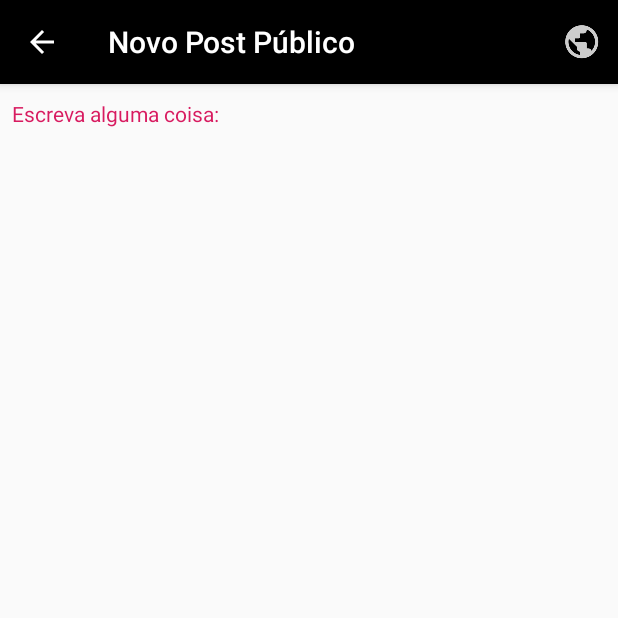
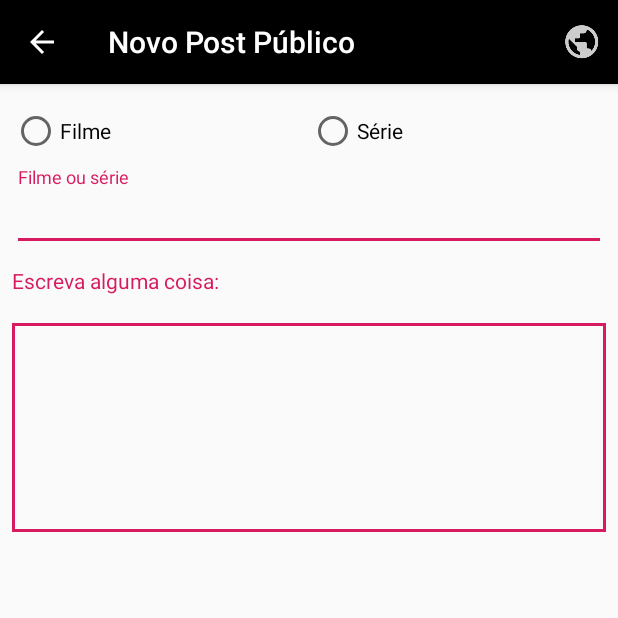
Before and after one commit to artur-auditore/Watch, an Android app: the FormularioPostActivity screen opened directly, with no data from a screen before it, on a phone screen of 412 x 824 dp, the top half of it. Run offline under Robolectric (Android 15) with nearby library versions, the phone set to English and light mode, and no system bars; libraries missing offline, so code that uses them is left out: io.objectbox, io.objectbox.annotation, io.objectbox.relation; 9 statements that could not run were skipped.

Commit message:
Auto complete textView implementado

```diff
--- a/app/src/main/java/com/example/artur/watch/FormularioItemActivity.kt
+++ b/app/src/main/java/com/example/artur/watch/FormularioItemActivity.kt
@@ -1,6 +1,7 @@
 package com.example.artur.watch
 
 import android.content.Context
+import android.content.Intent
 import android.support.v7.app.AppCompatActivity
 import android.os.Bundle
 import android.support.v7.app.AlertDialog
@@ -10,9 +11,7 @@ import android.view.View
 import android.widget.EditText
 import android.widget.RadioButton
 import android.widget.Toast
-import com.example.artur.watch.Model.Filme
-import com.example.artur.watch.Model.Serie
-import com.example.artur.watch.Model.Usuario
+import com.example.artur.watch.Model.*
 import com.example.artur.watch.dal.ObjectBox
 import io.objectbox.Box
 import kotlinx.android.synthetic.main.activity_formulario_item.*
--- a/app/src/main/java/com/example/artur/watch/FormularioPostActivity.kt
+++ b/app/src/main/java/com/example/artur/watch/FormularioPostActivity.kt
@@ -6,14 +6,15 @@ import android.os.Bundle
 import android.support.v7.app.AlertDialog
 import android.view.Menu
 import android.view.MenuItem
-import android.widget.EditText
-import android.widget.Toast
-import com.example.artur.watch.Model.Post
-import com.example.artur.watch.Model.Usuario
+import android.view.View
+import android.widget.*
+import com.example.artur.watch.Model.*
 import com.example.artur.watch.dal.ObjectBox
 import io.objectbox.Box
 import kotlinx.android.synthetic.main.activity_formulario_post.*
 import java.util.*
+
+
 
 class FormularioPostActivity : AppCompatActivity() {
 
@@ -25,17 +26,27 @@ class FormularioPostActivity : AppCompatActivity() {
 
     private lateinit var editPostDescricao: EditText
     private lateinit var postBox: Box<Post>
+    private lateinit var filmeBox: Box<Filme>
+    private lateinit var serieBox: Box<Serie>
     private lateinit var postRascunhoBox: Box<Post>
     private lateinit var usuarioBox: Box<Usuario>
+    private lateinit var usuarioLogado: Usuario
+    private lateinit var acItem: AutoCompleteTextView
 
-    private lateinit var usuarioLogado: Usuario
     private lateinit var post: Post
+    private lateinit var filme: Filme
+    private lateinit var serie: Serie
+
+    private lateinit var radioGroup: RadioGroup
+    private lateinit var radioSerie: RadioButton
+    private lateinit var radioFilme: RadioButton
 
     override fun onCreate(savedInstanceState: Bundle?) {
         super.onCreate(savedInstanceState)
         setContentView(R.layout.activity_formulario_post)
 
         bind()
+
 
         //Para editar
         val id = intent.getLongExtra(ID, DEFAULT_VALUE)
@@ -45,19 +56,52 @@ class FormularioPostActivity : AppCompatActivity() {
             editPostDescricao.setText(post.descricao)
 
         }
+    }
+
+    override fun onResume() {
+        super.onResume()
+
+        val list = serieBox.query()
+            .equal(Serie_.usuarioId, usuarioLogado.id)
+            .build()
+            .find() + filmeBox.query()
+            .equal(Filme_.usuarioId, usuarioLogado.id)
+            .build()
+            .find()
+
+        val adapterSerie = ArrayAdapter(this, android.R.layout.simple_list_item_1, list)
+        acItem.setAdapter(adapterSerie)
+
+        if (radioFilme.isChecked){
+            acItem.onItemClickListener = AdapterView.OnItemClickListener { parent, view, position, id ->
+                filme = parent.getItemAtPosition(position) as Filme
+            }
+        } else{
+            acItem.onItemClickListener = AdapterView.OnItemClickListener { parent, view, position, id ->
+                serie = parent.getItemAtPosition(position) as Serie
+            }
+        }
+
 
     }
 
     private fun bind(){
 
         editPostDescricao = post_descricao
+        acItem = auto_complete_filme_serie
         postBox = ObjectBox.boxStore.boxFor(Post::class.java)
         usuarioBox = ObjectBox.boxStore.boxFor(Usuario::class.java)
+        filmeBox = ObjectBox.boxStore.boxFor(Filme::class.java)
+        serieBox = ObjectBox.boxStore.boxFor(Serie::class.java)
         usuarioLogado = obterUsuario()
 
         post = Post()
 
         postRascunhoBox = ObjectBox.boxStore.boxFor(Post::class.java)
+
+        radioGroup = radio_group
+        radioFilme = radio_filme
+        radioSerie = radio_serie
     }
 
     private fun obterUsuario(): Usuario {
@@ -70,6 +114,7 @@ class FormularioPostActivity : AppCompatActivity() {
     override fun onBackPressed() {
 
         if (editPostDescricao.text.toString().trim() != ""){
+
             val alertDialog = AlertDialog.Builder(this)
             alertDialog.setTitle("Arquivar")
                 .setMessage("Deseja arquivar o post?")
@@ -97,7 +142,6 @@ class FormularioPostActivity : AppCompatActivity() {
 
     private fun publicar(){
 
-        //TODO autoCompleteText depois...
         val textPost = editPostDescricao.text.toString()
 
         if (textPost.trim() == ""){
--- a/app/src/main/java/com/example/artur/watch/InfoSerieActivity.kt
+++ b/app/src/main/java/com/example/artur/watch/InfoSerieActivity.kt
@@ -61,7 +61,7 @@ class InfoSerieActivity : AppCompatActivity() {
         recyclerView = rv_temporadas
 
         textTituloItem = text_titulo_serie_filme
-        textGeneroItem = text_ano_serie_filme
+        textGeneroItem = text_genero_serie_filme
         textAnoItem = text_ano_serie_filme
         textSinopseItem = text_estudio_serie_filme
 
--- a/app/src/main/java/com/example/artur/watch/TimeLineActivity.kt
+++ b/app/src/main/java/com/example/artur/watch/TimeLineActivity.kt
@@ -133,7 +133,6 @@ class TimeLineActivity : AppCompatActivity(), NavigationView.OnNavigationItemSel
 
         recyclerView.adapter = PostAdapter(this, postBox)
         recyclerView.layoutManager = LinearLayoutManager(this)
-        recyclerView.hasFixedSize()
     }
 
     private fun loadFilmes(list: MutableList<Filme>){
--- /dev/null
+++ b/app/src/main/res/drawable/edit_text_post.xml
@@ -0,0 +1,6 @@
+<?xml version="1.0" encoding="utf-8"?>
+<shape xmlns:android="http://schemas.android.com/apk/res/android">
+    <stroke android:color="#D81B60"
+            android:width="2dp"></stroke>
+
+</shape>
--- a/app/src/main/res/layout/activity_formulario_post.xml
+++ b/app/src/main/res/layout/activity_formulario_post.xml
@@ -6,6 +6,50 @@
         android:layout_height="match_parent" xmlns:app="http://schemas.android.com/apk/res-auto"
         android:orientation="vertical"
         tools:context=".FormularioPostActivity">
+
+    <RadioGroup
+            android:layout_marginLeft="8dp"
+            android:layout_marginRight="8dp"
+            android:layout_marginTop="15dp"
+            android:layout_marginStart="8dp"
+            android:layout_marginEnd="8dp"
+            android:layout_width="match_parent"
+            android:orientation="horizontal"
+            android:id="@+id/radio_group"
+            android:layout_height="wrap_content">
+
+        <RadioButton
+                android:text="Filme"
+                android:id="@+id/radio_filme"
+                android:layout_width="match_parent"
+                android:layout_weight="1"
+                android:layout_height="wrap_content"/>
+
+        <RadioButton
+                android:layout_width="match_parent"
+                android:id="@+id/radio_serie"
+                android:text="Série"
+                android:layout_weight="1"
+                android:layout_height="wrap_content"/>
+
+    </RadioGroup>
+
+    <android.support.design.widget.TextInputLayout
+            android:layout_marginLeft="8dp"
+            android:layout_marginRight="8dp"
+            android:layout_marginTop="8dp"
+            android:layout_marginStart="8dp"
+            android:layout_marginEnd="8dp"
+            android:layout_width="match_parent"
+            android:layout_height="wrap_content">
+
+        <AutoCompleteTextView
+                android:id="@+id/auto_complete_filme_serie"
+                android:hint="Filme ou série"
+                android:layout_width="match_parent"
+                android:layout_height="wrap_content"/>
+
+    </android.support.design.widget.TextInputLayout>
 
 
     <TextView android:layout_width="match_parent"
@@ -30,7 +74,7 @@
                 android:layout_width="match_parent"
                 android:layout_height="match_parent"
                 android:padding="8dp"
-                android:background="@null"
+                android:background="@drawable/edit_text_post"
                 android:gravity="top"
                 android:inputType="textMultiLine"
                 android:overScrollMode="always"
@@ -40,4 +84,7 @@
     </android.support.design.widget.TextInputLayout>
 
 
+
+
+
 </LinearLayout>
```
Also changed, not shown: app/src/main/java/com/example/artur/watch/Model/Filme.java (+7 -0 lines), app/src/main/java/com/example/artur/watch/Model/Serie.java (+8 -0 lines), app/src/main/res/layout/item_post.xml (+8 -20 lines).
